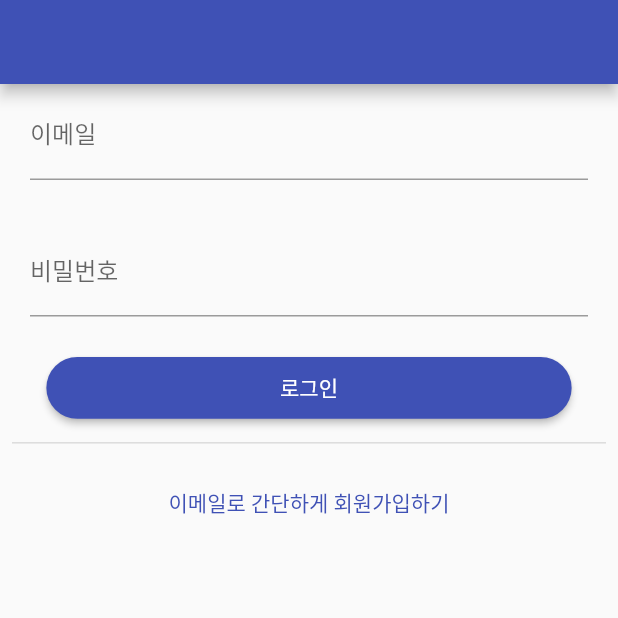
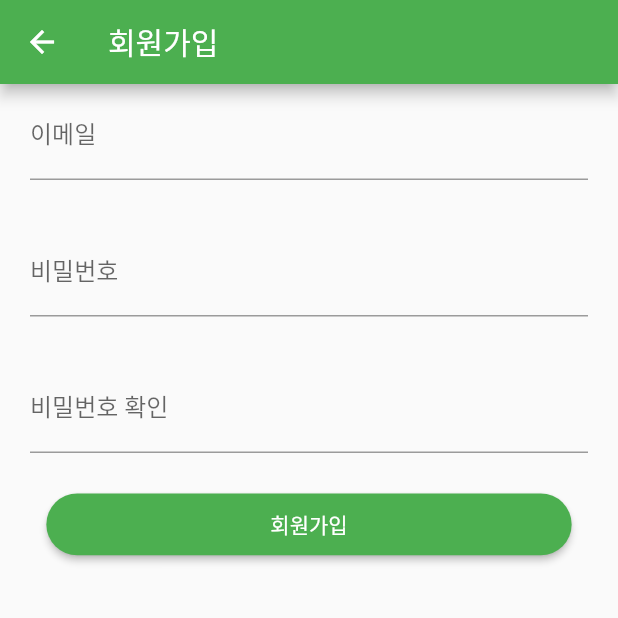
Before and after one commit to kibangkibang/flutter_shopping_mall, a Flutter app: the screen it shows after launch, after a tap on "이메일로 간단하게 회원가입하기", on a phone screen of 412 x 824 dp, the top half of it. Run offline on Flutter 3.47's test engine with Material 2 defaults, Android fonts, the phone set to English and light mode, and no system bars; our stand-ins replace firebase_core, shared_preferences; accounts and stored records are empty.

Commit message:
회원가입 화면 생성

```diff
--- a/lib/main.dart
+++ b/lib/main.dart
@@ -32,7 +32,7 @@ class MyApp extends StatelessWidget {
       },
       initialRoute: '/',
       theme: ThemeData(
-        primarySwatch: Colors.indigo,
+        primarySwatch: Colors.green,
       ),
     );
   }
--- a/lib/screens/screen_login.dart
+++ b/lib/screens/screen_login.dart
@@ -5,7 +5,9 @@ class LoginScreen extends StatelessWidget {
   @override
   Widget build(BuildContext context) {
     return Scaffold(
-      appBar: AppBar(),
+      appBar: AppBar(
+        title: Text('로그인'),
+      ),
       body: Center(
           child: Column(
         children: [
@@ -30,6 +32,7 @@ class EmailInput extends StatelessWidget {
       padding: EdgeInsets.fromLTRB(20, 5, 20, 5),
       child: TextField(
         onChanged: (email) {},
+        keyboardType: TextInputType.emailAddress,
         decoration: InputDecoration(labelText: '이메일', helperText: ''),
       ),
     );
@@ -77,7 +80,7 @@ class RegisterButton extends StatelessWidget {
   Widget build(BuildContext context) {
     final theme = Theme.of(context);
     return TextButton(onPressed: () {
-
+      Navigator.of(context).pushNamed('/register');
     }, child: Text('이메일로 간단하게 회원가입하기',style: TextStyle(
       color: theme.primaryColor
     ),));
--- a/lib/screens/screen_register.dart
+++ b/lib/screens/screen_register.dart
@@ -1,14 +1,87 @@
 import 'package:flutter/material.dart';
 
 class RegisterScreen extends StatelessWidget {
-
   @override
   Widget build(BuildContext context) {
     return Scaffold(
-      appBar: AppBar(),
-      body: Center(
-        child: Text('Register'),
+      appBar: AppBar(
+        title: Text('회원가입'),
+      ),
+      body: Column(
+        children: [
+          EmailInput(),
+          PasswordInput(),
+          PasswordConfirmInput(),
+          RegisterButton(),
+        ],
       ),
     );
   }
 }
+
+class EmailInput extends StatelessWidget {
+  @override
+  Widget build(BuildContext context) {
+    return Container(
+      padding: EdgeInsets.fromLTRB(20, 5, 20, 5),
+      child: TextField(
+        onChanged: (email) {},
+        keyboardType: TextInputType.emailAddress,
+        decoration: InputDecoration(
+          labelText: '이메일',
+          helperText: '',
+        ),
+      ),
+    );
+  }
+}
+
+class PasswordInput extends StatelessWidget {
+  @override
+  Widget build(BuildContext context) {
+    return Container(
+      padding: EdgeInsets.fromLTRB(20, 5, 20, 5),
+      child: TextField(
+        onChanged: (password) {},
+        obscureText: true,
+        decoration: InputDecoration(labelText: '비밀번호', helperText: ''),
+      ),
+    );
+  }
+}
+
+class PasswordConfirmInput extends StatelessWidget {
+  @override
+  Widget build(BuildContext context) {
+    return Container(
+      padding: EdgeInsets.fromLTRB(20, 5, 20, 5),
+      child: TextField(
+        onChanged: (password) {},
+        obscureText: true,
+        decoration: InputDecoration(labelText: '비밀번호 확인', helperText: ''),
+      ),
+    );
+  }
+}
+
+class RegisterButton extends StatelessWidget {
+  @override
+  Widget build(BuildContext context) {
+    return Container(
+        width: MediaQuery.of(context).size.width * 0.85,
+        height: MediaQuery.of(context).size.height * 0.05,
+        child: ElevatedButton(
+          onPressed: () {
+            ScaffoldMessenger.of(context)
+              ..hideCurrentSnackBar()
+              ..showSnackBar(SnackBar(content: Text('회원가입이 완료되었습니다!')));
+              Navigator.pop(context);
+          },
+          child: Text('회원가입'),
+          style: ElevatedButton.styleFrom(
+            shape:
+                RoundedRectangleBorder(borderRadius: BorderRadius.circular(30)),
+          ),
+        ));
+  }
+}
--- a/lib/screens/screen_splash.dart
+++ b/lib/screens/screen_splash.dart
@@ -40,7 +40,8 @@ class _SplashScreenState extends State<SplashScreen> {
       body: Center(child: Column(
         mainAxisAlignment: MainAxisAlignment.center,
         children: [
-          Image.asset('images/logo.png'),
+          Image.asset('images/owl.png'),
+          Padding(padding: EdgeInsets.all(25)),
           CircularProgressIndicator(color: Colors.black26),
         ],
       )),
--- a/pubspec.yaml
+++ b/pubspec.yaml
@@ -65,6 +65,7 @@ flutter:
   # To add assets to your application, add an assets section, like this:
   assets:
     - images/logo.png
+    - images/owl.png
 
   # An image asset can refer to one or more resolution-specific "variants", see
   # https://flutter.dev/assets-and-images/#resolution-aware
```
Also changed, not shown: images/owl.png (added).
